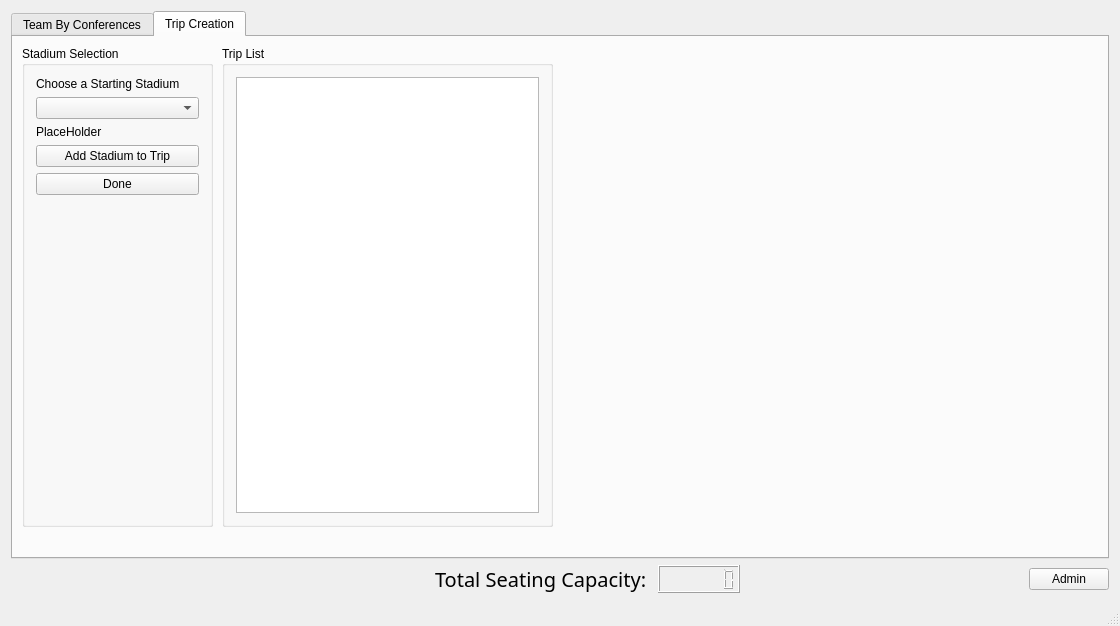
This is mainwindow.ui in OneEcho/NFL-Football-Project as Qt 5 draws it before an edit. The edited form follows.
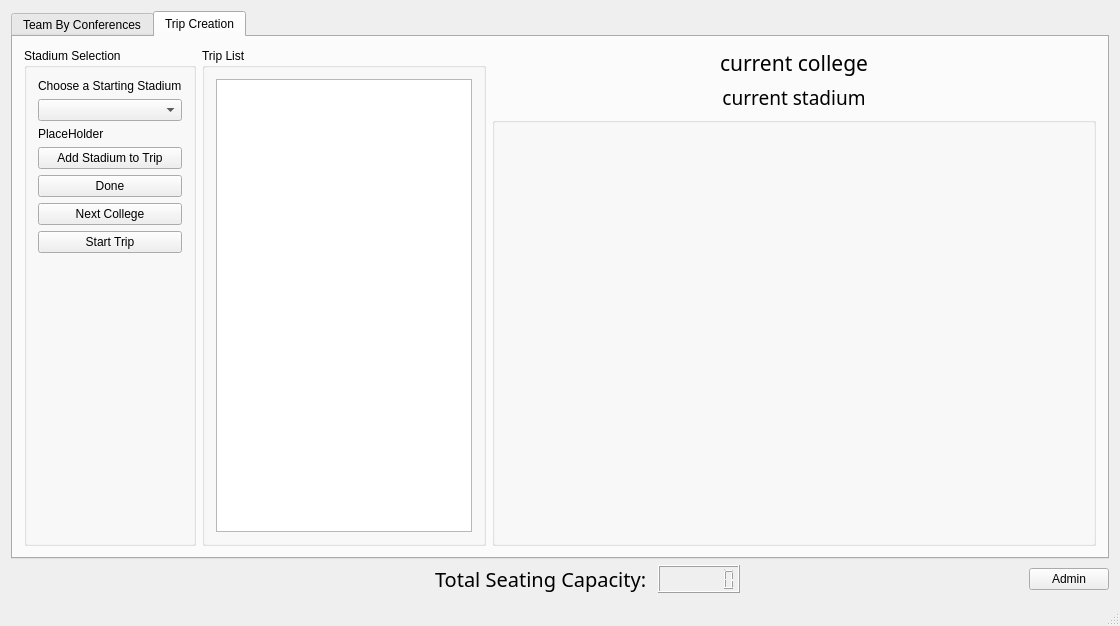
This is the edited form.

Commit message: updating trip tab

What changed in the file:
```diff
--- a/mainwindow.ui
+++ b/mainwindow.ui
@@ -212,20 +212,34 @@
        <attribute name="title">
         <string>Trip Creation</string>
        </attribute>
+       <layout class="QGridLayout" name="gridLayout_5">
+        <item row="0" column="2">
+         <spacer name="horizontalSpacer_7">
+          <property name="orientation">
+           <enum>Qt::Horizontal</enum>
+          </property>
+          <property name="sizeHint" stdset="0">
+           <size>
+            <width>40</width>
+            <height>20</height>
+           </size>
+          </property>
+         </spacer>
+        </item>
+        <item row="0" column="0" rowspan="5">
        <widget class="QGroupBox" name="groupBox_2">
-        <property name="geometry">
-         <rect>
-          <x>9</x>
-          <y>9</y>
-          <width>191</width>
-          <height>481</height>
-         </rect>
-        </property>
         <property name="title">
          <string>Stadium Selection</string>
         </property>
         <layout class="QGridLayout" name="gridLayout_3">
          <item row="5" column="0">
+            <widget class="QPushButton" name="nextCollegeButton">
+             <property name="text">
+              <string>Next College</string>
+             </property>
+            </widget>
+           </item>
+           <item row="7" column="0">
           <spacer name="verticalSpacer">
            <property name="orientation">
             <enum>Qt::Vertical</enum>
@@ -245,23 +259,13 @@
            </property>
           </widget>
          </item>
-         <item row="0" column="0">
-          <widget class="QLabel" name="label_3">
-           <property name="text">
-            <string>Choose a Starting Stadium</string>
-           </property>
-          </widget>
-         </item>
          <item row="4" column="0">
-          <widget class="QPushButton" name="pushButton">
+            <widget class="QPushButton" name="finishAddingButton">
            <property name="text">
             <string>Done</string>
            </property>
           </widget>
          </item>
-         <item row="1" column="0">
-          <widget class="QComboBox" name="tripCreationComboBox"/>
-         </item>
          <item row="2" column="0">
           <widget class="QLabel" name="tripCreateTeamNameLabel">
            <property name="text">
@@ -269,17 +273,28 @@
            </property>
           </widget>
          </item>
-        </layout>
-       </widget>
+           <item row="0" column="0">
+            <widget class="QLabel" name="label_3">
+             <property name="text">
+              <string>Choose a Starting Stadium</string>
+             </property>
+            </widget>
+           </item>
+           <item row="1" column="0">
+            <widget class="QComboBox" name="tripCreationComboBox"/>
+           </item>
+           <item row="6" column="0">
+            <widget class="QPushButton" name="startTripButton">
+             <property name="text">
+              <string>Start Trip</string>
+             </property>
+            </widget>
+           </item>
+          </layout>
+         </widget>
+        </item>
+        <item row="0" column="1" rowspan="5">
        <widget class="QGroupBox" name="groupBox_3">
-        <property name="geometry">
-         <rect>
-          <x>209</x>
-          <y>9</y>
-          <width>331</width>
-          <height>481</height>
-         </rect>
-        </property>
         <property name="title">
          <string>Trip List</string>
         </property>
@@ -289,6 +304,76 @@
          </item>
         </layout>
        </widget>
+        </item>
+        <item row="0" column="4">
+         <spacer name="horizontalSpacer_6">
+          <property name="orientation">
+           <enum>Qt::Horizontal</enum>
+          </property>
+          <property name="sizeHint" stdset="0">
+           <size>
+            <width>40</width>
+            <height>20</height>
+           </size>
+          </property>
+         </spacer>
+        </item>
+        <item row="0" column="3">
+         <widget class="QLabel" name="currentCollegeLabel">
+          <property name="font">
+           <font>
+            <family>Copperplate Gothic Bold</family>
+            <pointsize>16</pointsize>
+           </font>
+          </property>
+          <property name="text">
+           <string>current college</string>
+          </property>
+          <property name="alignment">
+           <set>Qt::AlignCenter</set>
+          </property>
+         </widget>
+        </item>
+        <item row="2" column="3">
+         <spacer name="verticalSpacer_2">
+          <property name="orientation">
+           <enum>Qt::Vertical</enum>
+          </property>
+          <property name="sizeHint" stdset="0">
+           <size>
+            <width>20</width>
+            <height>40</height>
+           </size>
+          </property>
+         </spacer>
+        </item>
+        <item row="2" column="2" rowspan="3" colspan="3">
+         <widget class="QGroupBox" name="souvGroupBox">
+          <property name="title">
+           <string/>
+          </property>
+         </widget>
+        </item>
+        <item row="1" column="3">
+         <widget class="QLabel" name="currentStadiumLabel">
+          <property name="font">
+           <font>
+            <family>Copperplate Gothic Bold</family>
+            <pointsize>14</pointsize>
+           </font>
+          </property>
+          <property name="toolTip">
+           <UInt>0</UInt>
+          </property>
+          <property name="text">
+           <string>current stadium</string>
+          </property>
+          <property name="alignment">
+           <set>Qt::AlignCenter</set>
+          </property>
+         </widget>
+        </item>
+       </layout>
       </widget>
      </widget>
     </item>
```
Lines whose indentation alone changed are shown as unchanged. The commit also changes 2 other files.
